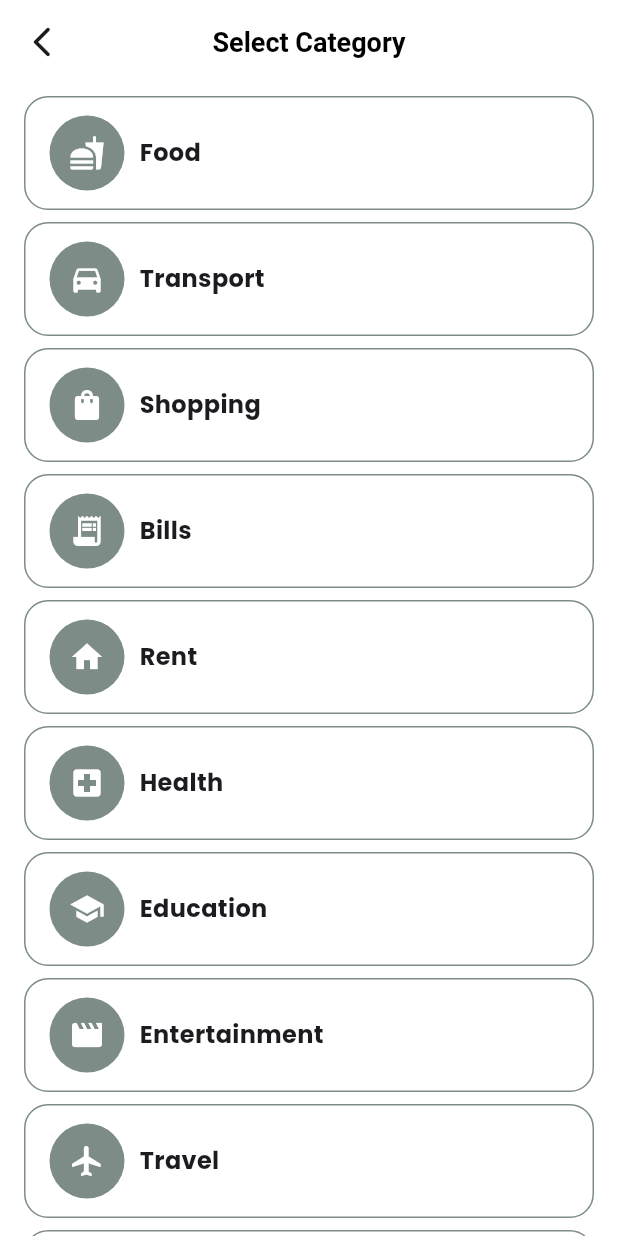
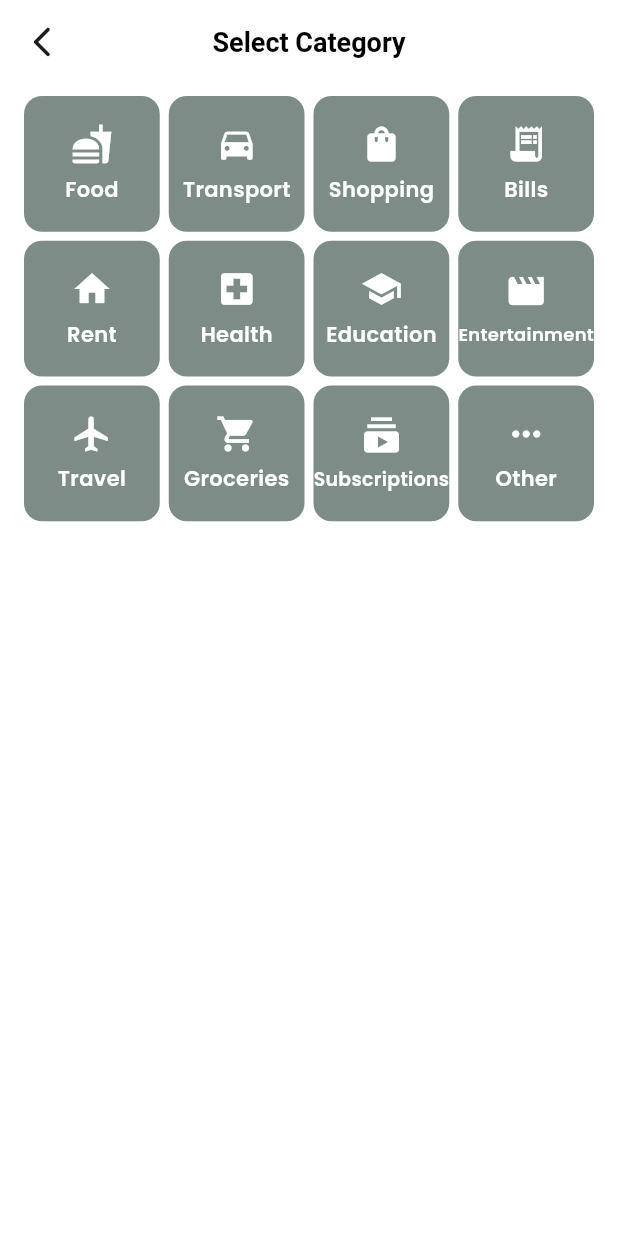
Before and after one commit to NOUR-MOWAFEY/money_flow, a Flutter app: the AddTransactionView screen opened directly, after a tap on "Category", on a phone screen of 412 x 824 dp. Run offline on Flutter 3.47's test engine with Material 3 defaults, Android fonts, the light colour scheme and no system bars; our stand-ins replace animated_toggle_switch, fl_chart, hive, hive_flutter, image_picker, toastification and 1 more; accounts and stored records are empty.

Commit message:
change category item from list view to grid view& create model for category item &replace toggle switch with animated togle switch

```diff
--- a/lib/constants/app_categories.dart
+++ b/lib/constants/app_categories.dart
@@ -1,28 +1,30 @@
 import 'package:flutter/material.dart';
+import 'package:money_flow/models/category_model.dart';
+
 
 class AppCategories {
-  static final Map<String, IconData> expenseCategories = const {
-    'Food': Icons.fastfood,
-    'Transport': Icons.directions_car,
-    'Shopping': Icons.shopping_bag,
-    'Bills': Icons.receipt_long,
-    'Rent': Icons.home,
-    'Health': Icons.local_hospital,
-    'Education': Icons.school,
-    'Entertainment': Icons.movie,
-    'Travel': Icons.flight,
-    'Groceries': Icons.local_grocery_store,
-    'Subscriptions': Icons.subscriptions,
-    'Other': Icons.more_horiz,
-  };
+  static const List<CategoryModel> expenseCategories = [
+    CategoryModel(title: 'Food', icon: Icons.fastfood),
+    CategoryModel(title: 'Transport', icon: Icons.directions_car),
+    CategoryModel(title: 'Shopping', icon: Icons.shopping_bag),
+    CategoryModel(title: 'Bills', icon: Icons.receipt_long),
+    CategoryModel(title: 'Rent', icon: Icons.home),
+    CategoryModel(title: 'Health', icon: Icons.local_hospital),
+    CategoryModel(title: 'Education', icon: Icons.school),
+    CategoryModel(title: 'Entertainment', icon: Icons.movie),
+    CategoryModel(title: 'Travel', icon: Icons.flight),
+    CategoryModel(title: 'Groceries', icon: Icons.local_grocery_store),
+    CategoryModel(title: 'Subscriptions', icon: Icons.subscriptions),
+    CategoryModel(title: 'Other', icon: Icons.more_horiz),
+  ];
 
-  static final Map<String, IconData> incomeCategories = const {
-    'Salary': Icons.work,
-    'Freelance': Icons.laptop,
-    'Business': Icons.business_center,
-    'Investment': Icons.trending_up,
-    'Gift': Icons.card_giftcard,
-    'Bonus': Icons.star,
-    'Other': Icons.more_horiz,
-  };
+  static const List<CategoryModel> incomeCategories = [
+    CategoryModel(title: 'Salary', icon: Icons.work),
+    CategoryModel(title: 'Freelance', icon: Icons.laptop),
+    CategoryModel(title: 'Business', icon: Icons.business_center),
+    CategoryModel(title: 'Investment', icon: Icons.trending_up),
+    CategoryModel(title: 'Gift', icon: Icons.card_giftcard),
+    CategoryModel(title: 'Bonus', icon: Icons.star),
+    CategoryModel(title: 'Other', icon: Icons.more_horiz),
+  ];
 }
--- /dev/null
+++ b/lib/models/category_model.dart
@@ -0,0 +1,8 @@
+import 'package:flutter/material.dart';
+
+class CategoryModel {
+  final String title;
+  final IconData icon;
+
+  const CategoryModel({required this.title, required this.icon});
+}
--- /dev/null
+++ b/lib/utils/date_formatter.dart
@@ -0,0 +1,11 @@
+import 'package:intl/intl.dart';
+
+class DateFormatter {
+  static String dateFormatter(DateTime date) {
+    return DateFormat('dd-MM-yyyy').format(date);
+  }
+
+  static String get dateNow {
+    return DateFormat('dd-MM-yyyy').format(DateTime.now());
+  }
+}
--- a/lib/views/add_transaction_view.dart
+++ b/lib/views/add_transaction_view.dart
@@ -1,114 +1,31 @@
 import 'package:flutter/material.dart';
-import 'package:money_flow/utils/add_transaction_save_button.dart';
-import 'package:money_flow/widgets/add_transaction_body.dart';
+import 'package:money_flow/widgets/add_transaction_view_body.dart';
+import 'package:money_flow/widgets/custom_back_button.dart';
 import 'package:money_flow/widgets/custom_button.dart';
-import 'package:toggle_switch/toggle_switch.dart';
 
-class AddTransactionView extends StatefulWidget {
+class AddTransactionView extends StatelessWidget {
   const AddTransactionView({super.key});
-
-  @override
-  State<AddTransactionView> createState() => _AddTransactionViewState();
-}
-
-class _AddTransactionViewState extends State<AddTransactionView> {
-  late TextEditingController categoryController;
-  late TextEditingController dateController;
-  late TextEditingController amountController;
-  late ValueNotifier<int> transactionType;
-  late ValueNotifier<String> categoryTitle;
-  late ValueNotifier<String> dateTitle;
-  late ValueNotifier<IconData?> iconNotifier;
-
-  @override
-  void initState() {
-    categoryController = TextEditingController();
-    dateController = TextEditingController();
-    amountController = TextEditingController();
-    transactionType = ValueNotifier<int>(0);
-    categoryTitle = ValueNotifier<String>('Category');
-    dateTitle = ValueNotifier<String>('Date');
-    iconNotifier = ValueNotifier<IconData?>(Icons.category_rounded);
-    super.initState();
-  }
-
-  @override
-  void dispose() {
-    categoryController.dispose();
-    dateController.dispose();
-    amountController.dispose();
-    super.dispose();
-  }
 
   @override
   Widget build(BuildContext context) {
     return Scaffold(
       resizeToAvoidBottomInset: false,
+
+      appBar: AppBar(
+        leading: CustomBackButton(),
+        title: Text('Add Transaction'),
+      ),
+
       bottomNavigationBar: SafeArea(
         child: Padding(
           padding: const EdgeInsets.symmetric(horizontal: 32),
-          child: CustomButton(
-            title: 'Save',
-            onTap: () {
-              onSave(
-                amountController,
-                categoryController,
-                dateController,
-                transactionType,
-                context,
-              );
-            },
-          ),
+          child: CustomButton(title: 'Save', onTap: () {}),
         ),
       ),
-      appBar: AppBar(
-        leading: IconButton(
-          onPressed: () async {
-            Navigator.pop(context);
-            await Future.delayed(Duration(seconds: 1));
-          },
-          icon: Icon(Icons.arrow_back_ios_new_rounded),
-        ),
-        title: Text(
-          'Add Transaction',
-          style: TextStyle(fontWeight: FontWeight.bold, fontSize: 18),
-        ),
-      ),
-      body: SafeArea(
-        child: Column(
-          children: [
-            const SizedBox(height: 24),
-            ToggleSwitch(
-              minWidth: double.infinity,
-              initialLabelIndex: 0,
-              totalSwitches: 2,
-              labels: ['Expenses', 'Income'],
-              onToggle: (index) {
-                transactionType.value = index!;
-                categoryController.clear();
-                dateController.clear();
-                categoryTitle.value = 'Category';
-                dateTitle.value = 'Date';
-                iconNotifier.value = Icons.category_rounded;
-              },
-            ),
-            const SizedBox(height: 32),
-            Expanded(
-              child: Padding(
-                padding: EdgeInsets.symmetric(horizontal: 28),
-                child: AddTransactionBody(
-                  amountController: amountController,
-                  categoryController: categoryController,
-                  dateController: dateController,
-                  transactionType: transactionType,
-                  categoryTitle: categoryTitle,
-                  dateTitle: dateTitle,
-                  iconNotifier: iconNotifier,
-                ),
-              ),
-            ),
-          ],
-        ),
+
+      body: GestureDetector(
+        onTap: () => FocusScope.of(context).unfocus(),
+        child: const AddTransactionViewBody(),
       ),
     );
   }
--- /dev/null
+++ b/lib/views/categories_view.dart
@@ -0,0 +1,25 @@
+import 'package:flutter/material.dart';
+import 'package:money_flow/widgets/categories_view_body.dart';
+import 'package:money_flow/widgets/custom_animated_toggle.dart';
+import 'package:money_flow/widgets/custom_back_button.dart';
+
+class CategoriesView extends StatelessWidget {
+  const CategoriesView({
+    super.key,
+    required this.transactionType,
+    required this.categoryController,
+  });
+  final TransactionType transactionType;
+  final TextEditingController categoryController;
+
+  @override
+  Widget build(BuildContext context) {
+    return Scaffold(
+      appBar: AppBar(
+        leading: CustomBackButton(),
+        title: Text('Select Category'),
+      ),
+      body: CategoriesViewBody(transactionType: transactionType),
+    );
+  }
+}
--- a/lib/views/category_view.dart
+++ /dev/null
@@ -1,65 +0,0 @@
-import 'package:flutter/material.dart';
-import 'package:money_flow/constants/app_categories.dart';
-import 'package:money_flow/widgets/transaction_tile.dart';
-
-class CategoryView extends StatelessWidget {
-  const CategoryView({
-    super.key,
-
-    required this.categoryController,
-    required this.transactionType,
-    required this.categoryTitle,
-    required this.iconNotifier,
-  });
-  static late String category;
-  final TextEditingController categoryController;
-  final ValueNotifier<int> transactionType;
-  final ValueNotifier<String> categoryTitle;
-  final ValueNotifier<IconData?> iconNotifier;
-
-  @override
-  Widget build(BuildContext context) {
-    return Scaffold(
-      appBar: AppBar(
-        leading: IconButton(
-          onPressed: () => Navigator.pop(context),
-          icon: Icon(Icons.arrow_back_ios_new_rounded),
-        ),
-        title: Text('Select Category'),
-      ),
-      body: Padding(
-        padding: const EdgeInsets.only(left: 16, right: 16, top: 8),
-        child: ListView.separated(
-          itemCount: transactionType.value == 0
-              ? AppCategories.expenseCategories.length
-              : AppCategories.incomeCategories.length,
-          itemBuilder: (context, index) => TransactionTile(
-            padding: EdgeInsets.symmetric(vertical: 12, horizontal: 16),
-            onTap: () {
-              category = transactionType.value == 0
-                  ? AppCategories.expenseCategories.keys.toList()[index]
-                  : AppCategories.incomeCategories.keys.toList()[index];
-              categoryController.text = category;
-              categoryTitle.value = category;
-              iconNotifier.value = transactionType.value == 0
-                  ? AppCategories.expenseCategories.values.toList()[index]
-                  : AppCategories.incomeCategories.values.toList()[index];
-              Navigator.pop(context);
-            },
-            isLastOne: false,
-            isCategory: true,
-            icon: transactionType.value == 0
-                ? AppCategories.expenseCategories.values.toList()[index]
-                : AppCategories.incomeCategories.values.toList()[index],
-            title: transactionType.value == 0
-                ? AppCategories.expenseCategories.keys.toList()[index]
-                : AppCategories.incomeCategories.keys.toList()[index],
-          ),
-          separatorBuilder: (BuildContext context, int index) {
-            return SizedBox(height: 8);
-          },
-        ),
-      ),
-    );
-  }
-}
--- a/lib/widgets/add_transaction_body.dart
+++ /dev/null
@@ -1,107 +0,0 @@
-import 'package:flutter/material.dart';
-import 'package:intl/intl.dart';
-import 'package:money_flow/constants/app_colors.dart';
-import 'package:money_flow/views/category_view.dart';
-import 'package:money_flow/widgets/custom_text_form_field.dart';
-
-class AddTransactionBody extends StatelessWidget {
-  const AddTransactionBody({
-    super.key,
-    required this.amountController,
-    required this.categoryController,
-    required this.dateController,
-    required this.transactionType,
-    required this.categoryTitle,
-    required this.dateTitle,
-    required this.iconNotifier,
-  });
-  final TextEditingController amountController;
-  final TextEditingController categoryController;
-  final TextEditingController dateController;
-  final ValueNotifier<int> transactionType;
-  final ValueNotifier<String> categoryTitle;
-  final ValueNotifier<String> dateTitle;
-  final ValueNotifier<IconData?> iconNotifier;
-
-  @override
-  Widget build(BuildContext context) {
-    return ListView(
-      children: [
-        Padding(
-          padding: EdgeInsets.symmetric(horizontal: 64),
-          child: CustomTextFormFiled(
-            keyboardType: TextInputType.number,
-            controller: amountController,
-            showPrefixIcon: false,
-            hintText: 'EGP 0',
-            border: 80,
-            padding: EdgeInsets.symmetric(vertical: 24),
-            borderColor: AppColors.grey,
-          ),
-        ),
-        const SizedBox(height: 32),
-
-        // Category field
-        ValueListenableBuilder<String>(
-          valueListenable: categoryTitle,
-          builder: (BuildContext context, String value, Widget? child) {
-            return CustomTextFormFiled(
-              icon: iconNotifier.value ?? Icons.category_rounded,
-              title: categoryController.text.isEmpty
-                  ? 'Category'
-                  : categoryController.text,
-              isEnabled: false,
-              onTap: () {
-                FocusManager.instance.primaryFocus?.unfocus();
-                Navigator.push(
-                  context,
-                  MaterialPageRoute(
-                    builder: (context) => CategoryView(
-                      categoryController: categoryController,
-                      transactionType: transactionType,
-                      categoryTitle: categoryTitle,
-                      iconNotifier: iconNotifier,
-                    ),
-                  ),
-                );
-              },
-            );
-          },
-        ),
-
-        // Date Field
-        const SizedBox(height: 16),
-        ValueListenableBuilder(
-          valueListenable: dateTitle,
-          builder: (BuildContext context, value, Widget? child) {
-            return CustomTextFormFiled(
-              icon: Icons.calendar_month_sharp,
-              title: dateController.text == '' ? 'Date' : dateController.text,
-              isEnabled: false,
-              onTap: () async {
-                FocusManager.instance.primaryFocus?.unfocus();
-                DateTime? date;
-                String formattedDate;
-
-                date = await showDatePicker(
-                  context: context,
-                  initialDate: DateTime.now(),
-                  firstDate: DateTime(2010),
-                  lastDate: DateTime.now(),
-                );
-
-                date == null
-                    ? formattedDate = 'Date'
-                    : formattedDate = DateFormat.yMMMd()
-                          .format(date)
-                          .toString();
-                dateController.text = formattedDate;
-                dateTitle.value = formattedDate;
-              },
-            );
-          },
-        ),
-      ],
-    );
-  }
-}
--- /dev/null
+++ b/lib/widgets/add_transaction_view_body.dart
@@ -0,0 +1,68 @@
+import 'package:flutter/material.dart';
+import 'package:money_flow/utils/date_formatter.dart';
+import 'package:money_flow/widgets/amount_field.dart';
+import 'package:money_flow/widgets/category_field.dart';
+import 'package:money_flow/widgets/custom_animated_toggle.dart';
+import 'package:money_flow/widgets/date_field.dart';
+
+class AddTransactionViewBody extends StatefulWidget {
+  const AddTransactionViewBody({super.key});
+
+  @override
+  State<AddTransactionViewBody> createState() => _AddTransactionViewBodyState();
+}
+
+class _AddTransactionViewBodyState extends State<AddTransactionViewBody> {
+  late TextEditingController amountController;
+  late Map<String, IconData> category;
+  late TextEditingController dateController;
+  late TransactionType transactionType;
+
+  @override
+  void initState() {
+    amountController = TextEditingController();
+    category = {'Category': Icons.category_rounded};
+    dateController = TextEditingController();
+    dateController.text = DateFormatter.dateNow;
+    transactionType = TransactionType.expenses;
+    super.initState();
+  }
+
+  @override
+  Widget build(BuildContext context) {
+    return SafeArea(
+      child: Expanded(
+        child: Padding(
+          padding: const EdgeInsets.symmetric(horizontal: 28),
+          child: ListView(
+            children: [
+              const SizedBox(height: 12),
+
+              const Padding(
+                padding: EdgeInsets.symmetric(horizontal: 16),
+                child: CustomAnimatedToggle(),
+              ),
+
+              const SizedBox(height: 32),
+
+              AmountField(amountController: amountController),
+
+              const SizedBox(height: 32),
+
+              // Category field
+              CategoryField(
+                category: category,
+                transactionType: transactionType,
+              ),
+
+              const SizedBox(height: 16),
+
+              // Date Field
+              DateField(dateController: dateController),
+            ],
+          ),
+        ),
+      ),
+    );
+  }
+}
--- /dev/null
+++ b/lib/widgets/amount_field.dart
@@ -0,0 +1,25 @@
+import 'package:flutter/material.dart';
+import 'package:money_flow/constants/app_colors.dart';
+import 'package:money_flow/widgets/custom_text_form_field.dart';
+
+class AmountField extends StatelessWidget {
+  const AmountField({super.key, required this.amountController});
+
+  final TextEditingController amountController;
+
+  @override
+  Widget build(BuildContext context) {
+    return Padding(
+      padding: EdgeInsets.symmetric(horizontal: 64),
+      child: CustomTextFormFiled(
+        keyboardType: TextInputType.number,
+        controller: amountController,
+        showPrefixIcon: false,
+        hintText: 'EGP 0',
+        border: 80,
+        padding: EdgeInsets.symmetric(vertical: 24),
+        borderColor: AppColors.grey,
+      ),
+    );
+  }
+}
--- /dev/null
+++ b/lib/widgets/categories_view_body.dart
@@ -0,0 +1,31 @@
+import 'package:flutter/material.dart';
+import 'package:money_flow/constants/app_categories.dart';
+import 'package:money_flow/widgets/category_item.dart';
+import 'package:money_flow/widgets/custom_animated_toggle.dart';
+
+class CategoriesViewBody extends StatelessWidget {
+  const CategoriesViewBody({super.key, required this.transactionType});
+  final TransactionType transactionType;
+
+  @override
+  Widget build(BuildContext context) {
+    return Padding(
+      padding: const EdgeInsets.only(left: 16, right: 16, top: 8),
+      child: GridView.builder(
+        gridDelegate: SliverGridDelegateWithMaxCrossAxisExtent(
+          mainAxisSpacing: 6,
+          crossAxisSpacing: 6,
+          childAspectRatio: 1,
+          maxCrossAxisExtent: 100,
+        ),
+
+        itemCount: 12,
+        itemBuilder: (BuildContext context, int index) => CategoryItem(
+          category: transactionType == TransactionType.expenses
+              ? AppCategories.expenseCategories[index]
+              : AppCategories.incomeCategories[index],
+        ),
+      ),
+    );
+  }
+}
--- /dev/null
+++ b/lib/widgets/category_field.dart
@@ -0,0 +1,48 @@
+import 'package:flutter/material.dart';
+import 'package:money_flow/views/categories_view.dart';
+import 'package:money_flow/widgets/custom_animated_toggle.dart';
+import 'package:money_flow/widgets/custom_text_form_field.dart';
+
+class CategoryField extends StatefulWidget {
+  const CategoryField({
+    super.key,
+    required this.category,
+    required this.transactionType,
+  });
+
+  final Map<String, IconData> category;
+  final TransactionType transactionType;
+
+  @override
+  State<CategoryField> createState() => _CategoryFieldState();
+}
+
+class _CategoryFieldState extends State<CategoryField> {
+  late TextEditingController categoryController;
+
+  @override
+  void initState() {
+    categoryController = TextEditingController();
+    super.initState();
+  }
+
+  @override
+  Widget build(BuildContext context) {
+    return CustomTextFormFiled(
+      icon: widget.category.values.first,
+      title: widget.category.keys.first,
+      isEnabled: false,
+      onTap: () {
+        Navigator.push(
+          context,
+          MaterialPageRoute(
+            builder: (context) => CategoriesView(
+              transactionType: widget.transactionType,
+              categoryController: categoryController,
+            ),
+          ),
+        );
+      },
+    );
+  }
+}
--- /dev/null
+++ b/lib/widgets/category_item.dart
@@ -0,0 +1,37 @@
+import 'package:flutter/material.dart';
+import 'package:money_flow/constants/app_colors.dart';
+import 'package:money_flow/models/category_model.dart';
+
+class CategoryItem extends StatelessWidget {
+  const CategoryItem({super.key, required this.category});
+  final CategoryModel category;
+
+  @override
+  Widget build(BuildContext context) {
+    return Container(
+      decoration: BoxDecoration(
+        color: AppColors.primaryColor,
+        borderRadius: BorderRadius.circular(12),
+      ),
+
+      child: Column(
+        mainAxisAlignment: MainAxisAlignment.center,
+        mainAxisSize: MainAxisSize.min,
+        children: [
+          Icon(category.icon, color: Colors.white, size: 28),
+          const SizedBox(height: 6),
+          FittedBox(
+            fit: BoxFit.scaleDown,
+            child: Text(
+              category.title,
+              style: const TextStyle(
+                color: Colors.white,
+                fontWeight: FontWeight.w600,
+              ),
+            ),
+          ),
+        ],
+      ),
+    );
+  }
+}
--- /dev/null
+++ b/lib/widgets/custom_animated_toggle.dart
@@ -0,0 +1,65 @@
+import 'package:animated_toggle_switch/animated_toggle_switch.dart';
+import 'package:flutter/material.dart';
+import 'package:money_flow/constants/app_colors.dart';
+
+class CustomAnimatedToggle extends StatefulWidget {
+  const CustomAnimatedToggle({super.key});
+
+  @override
+  State<CustomAnimatedToggle> createState() => _CustomAnimatedToggleState();
+}
+
+class _CustomAnimatedToggleState extends State<CustomAnimatedToggle> {
+  TransactionType value = TransactionType.expenses;
+
+  @override
+  Widget build(BuildContext context) {
+    return AnimatedToggleSwitch<TransactionType>.size(
+      current: value,
+      values: TransactionType.values,
+
+      iconList: [
+        Text(
+          TransactionType.expenses.name,
+          style: _customTextStyle(TransactionType.expenses),
+        ),
+        Text(
+          TransactionType.income.name,
+          style: _customTextStyle(TransactionType.income),
+        ),
+      ],
+
+      // iconOpacity: 0.2,
+      indicatorSize: const Size.fromWidth(160),
+      borderWidth: 4.0,
+      iconAnimationType: AnimationType.onSelected,
+      selectedIconScale: 1.2,
+
+      onChanged: (value) => setState(() => this.value = value),
+
+      style: ToggleStyle(
+        borderColor: Colors.transparent,
+        borderRadius: BorderRadius.circular(32),
+        indicatorColor: AppColors.primaryColor,
+        backgroundColor: AppColors.greyTrasparent,
+        boxShadow: [
+          BoxShadow(
+            color: Colors.black26,
+            spreadRadius: 1,
+            blurRadius: 2,
+            offset: Offset(0, 1.5),
+          ),
+        ],
+      ),
+    );
+  }
+
+  TextStyle _customTextStyle(TransactionType type) {
+    return TextStyle(
+      fontSize: 14,
+      color: value == type ? Colors.white : Colors.black54,
+    );
+  }
+}
+
+enum TransactionType { expenses, income }
--- /dev/null
+++ b/lib/widgets/custom_back_button.dart
@@ -0,0 +1,19 @@
+import 'package:flutter/material.dart';
+
+class CustomBackButton extends StatelessWidget {
+  const CustomBackButton({super.key});
+
+  @override
+  Widget build(BuildContext context) {
+    return Padding(
+      padding: const EdgeInsets.all(6.0),
+      child: IconButton(
+        onPressed: () => Navigator.pop(context),
+        icon: const Icon(
+          Icons.arrow_back_ios_new_rounded,
+          fontWeight: FontWeight.w500,
+        ),
+      ),
+    );
+  }
+}
--- a/lib/widgets/custom_button.dart
+++ b/lib/widgets/custom_button.dart
@@ -7,14 +7,17 @@ class CustomButton extends StatelessWidget {
     this.onTap,
     required this.title,
     this.height = 60,
+    this.width = double.infinity,
   });
   final void Function()? onTap;
   final String title;
   final double height;
+  final double width;
 
   @override
   Widget build(BuildContext context) {
-    return GestureDetector(
+    return InkWell(
+      borderRadius: BorderRadius.circular(20),
       onTap: onTap,
       child: Container(
         decoration: BoxDecoration(
@@ -22,7 +25,7 @@ class CustomButton extends StatelessWidget {
           borderRadius: BorderRadius.circular(20),
         ),
         height: height,
-        width: double.infinity,
+        width: width,
         child: Center(
           child: Text(
             title,
--- a/pubspec.yaml
+++ b/pubspec.yaml
@@ -28,6 +28,7 @@ environment:
 # the latest version available on pub.dev. To see which dependencies have newer
 # versions available, run `flutter pub outdated`.
 dependencies:
+  animated_toggle_switch: ^0.8.7
   animations: ^2.2.0
   cupertino_icons: ^1.0.8
   fl_chart: ^1.1.1
```
Also changed, not shown: lib/widgets/add_transaction_app_bar.dart (added, +25 -0 lines), lib/widgets/date_field.dart (added, +42 -0 lines), pubspec.lock.
